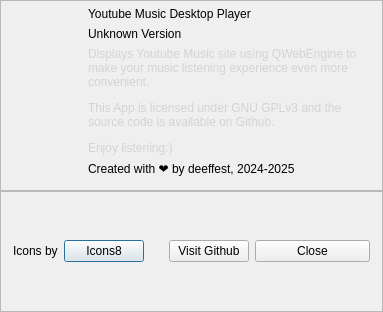
Old version of the form core/ui/about_dialog.ui in the repository deeffest/Youtube-Music-Desktop-Player.
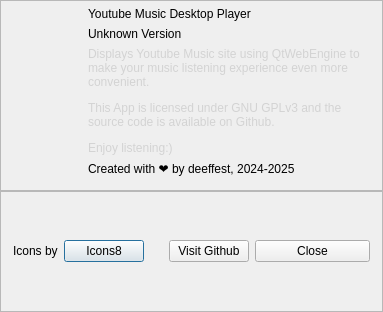
New version of the form. Custom widgets are drawn as their Qt base class.

The edit to the form file:
```diff
--- a/core/ui/about_dialog.ui
+++ b/core/ui/about_dialog.ui
@@ -125,7 +125,7 @@
         <item>
          <widget class="BodyLabel" name="BodyLabel">
           <property name="text">
-           <string>&lt;html&gt;&lt;head/&gt;&lt;body&gt;&lt;p&gt;&lt;span style=&quot; color:#d3d3d3;&quot;&gt;Displays Youtube Music site using QWebEngine to make your music listening experience even more convenient. &lt;/span&gt;&lt;/p&gt;&lt;p&gt;&lt;span style=&quot; color:#d3d3d3;&quot;&gt;This App is licensed under GNU GPLv3 and the source code is available on Github.&lt;/span&gt;&lt;/p&gt;&lt;p&gt;&lt;span style=&quot; color:#d3d3d3;&quot;&gt;Enjoy listening:)&lt;/span&gt;&lt;/p&gt;&lt;/body&gt;&lt;/html&gt;</string>
+           <string>&lt;html&gt;&lt;head/&gt;&lt;body&gt;&lt;p&gt;&lt;span style=&quot; color:#d3d3d3;&quot;&gt;Displays Youtube Music site using QtWebEngine to make your music listening experience even more convenient. &lt;/span&gt;&lt;/p&gt;&lt;p&gt;&lt;span style=&quot; color:#d3d3d3;&quot;&gt;This App is licensed under GNU GPLv3 and the source code is available on Github.&lt;/span&gt;&lt;/p&gt;&lt;p&gt;&lt;span style=&quot; color:#d3d3d3;&quot;&gt;Enjoy listening:)&lt;/span&gt;&lt;/p&gt;&lt;/body&gt;&lt;/html&gt;</string>
           </property>
           <property name="wordWrap">
            <bool>true</bool>
```
